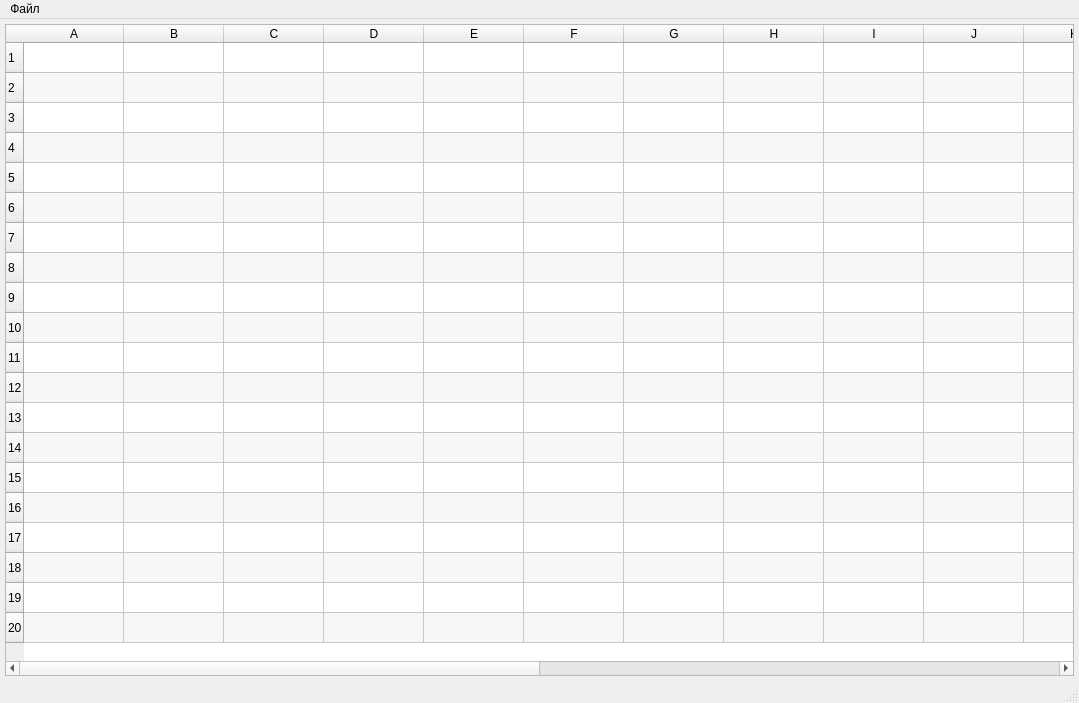
Qt form mainwindow.ui (mmukhina/my_excel) before a commit.
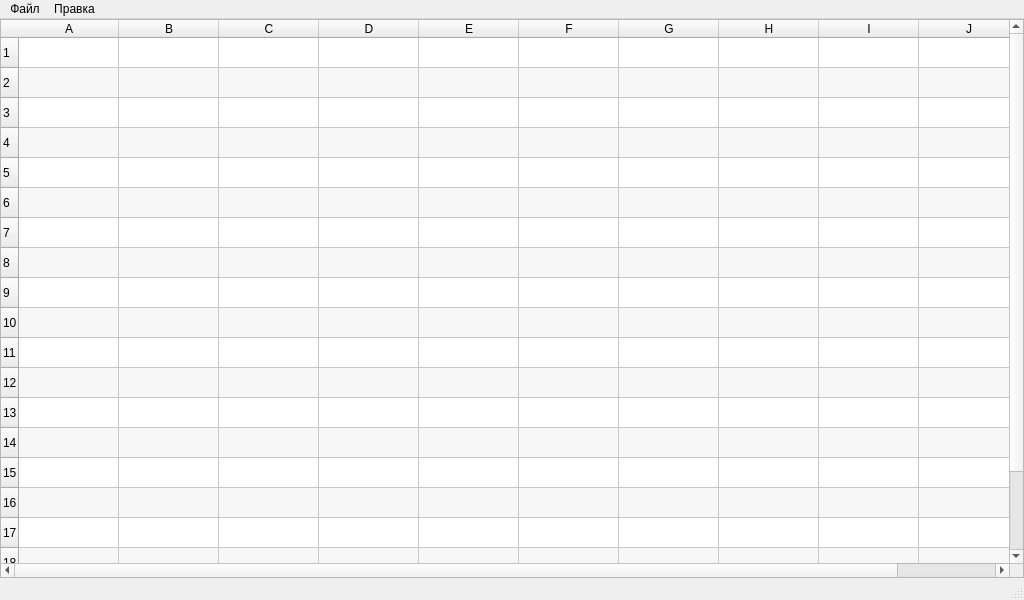
The same form after that commit.

Patch:
```diff
--- a/mainwindow.ui
+++ b/mainwindow.ui
@@ -6,8 +6,8 @@
    <rect>
     <x>0</x>
     <y>0</y>
-    <width>1079</width>
-    <height>703</height>
+    <width>1024</width>
+    <height>600</height>
    </rect>
   </property>
   <property name="windowTitle">
@@ -19,16 +19,16 @@
      <number>0</number>
     </property>
     <property name="leftMargin">
-     <number>5</number>
+     <number>0</number>
     </property>
     <property name="topMargin">
-     <number>5</number>
+     <number>0</number>
     </property>
     <property name="rightMargin">
-     <number>5</number>
+     <number>0</number>
     </property>
     <property name="bottomMargin">
-     <number>5</number>
+     <number>0</number>
     </property>
     <item>
      <widget class="QTableWidget" name="tableWidget">
@@ -42,7 +42,7 @@
        <number>20</number>
       </property>
       <property name="columnCount">
-       <number>20</number>
+       <number>10</number>
       </property>
       <attribute name="horizontalHeaderStretchLastSection">
        <bool>true</bool>
@@ -117,56 +117,6 @@
         <string>J</string>
        </property>
       </column>
-      <column>
-       <property name="text">
-        <string>K</string>
-       </property>
-      </column>
-      <column>
-       <property name="text">
-        <string>L</string>
-       </property>
-      </column>
-      <column>
-       <property name="text">
-        <string>M</string>
-       </property>
-      </column>
-      <column>
-       <property name="text">
-        <string>N</string>
-       </property>
-      </column>
-      <column>
-       <property name="text">
-        <string>O</string>
-       </property>
-      </column>
-      <column>
-       <property name="text">
-        <string>P</string>
-       </property>
-      </column>
-      <column>
-       <property name="text">
-        <string>Q</string>
-       </property>
-      </column>
-      <column>
-       <property name="text">
-        <string>R</string>
-       </property>
-      </column>
-      <column>
-       <property name="text">
-        <string>S</string>
-       </property>
-      </column>
-      <column>
-       <property name="text">
-        <string>T</string>
-       </property>
-      </column>
      </widget>
     </item>
    </layout>
@@ -176,7 +126,7 @@
     <rect>
      <x>0</x>
      <y>0</y>
-     <width>1079</width>
+     <width>1024</width>
      <height>25</height>
     </rect>
    </property>
@@ -194,7 +144,19 @@
     <addaction name="separator"/>
     <addaction name="actionExit"/>
    </widget>
+   <widget class="QMenu" name="menuEdit">
+    <property name="title">
+     <string>Правка</string>
+    </property>
+    <addaction name="actionAddRow"/>
+    <addaction name="actionDeleteRow"/>
+    <addaction name="actionAddColumn"/>
+    <addaction name="actionDeleteColumn"/>
+    <addaction name="separator"/>
+    <addaction name="actionClearTable"/>
+   </widget>
    <addaction name="menuFile"/>
+   <addaction name="menuEdit"/>
   </widget>
   <widget class="QStatusBar" name="statusbar"/>
   <action name="actionNew">
```
Left out of the diff: 55 changed lines with no effect on the pictures.
